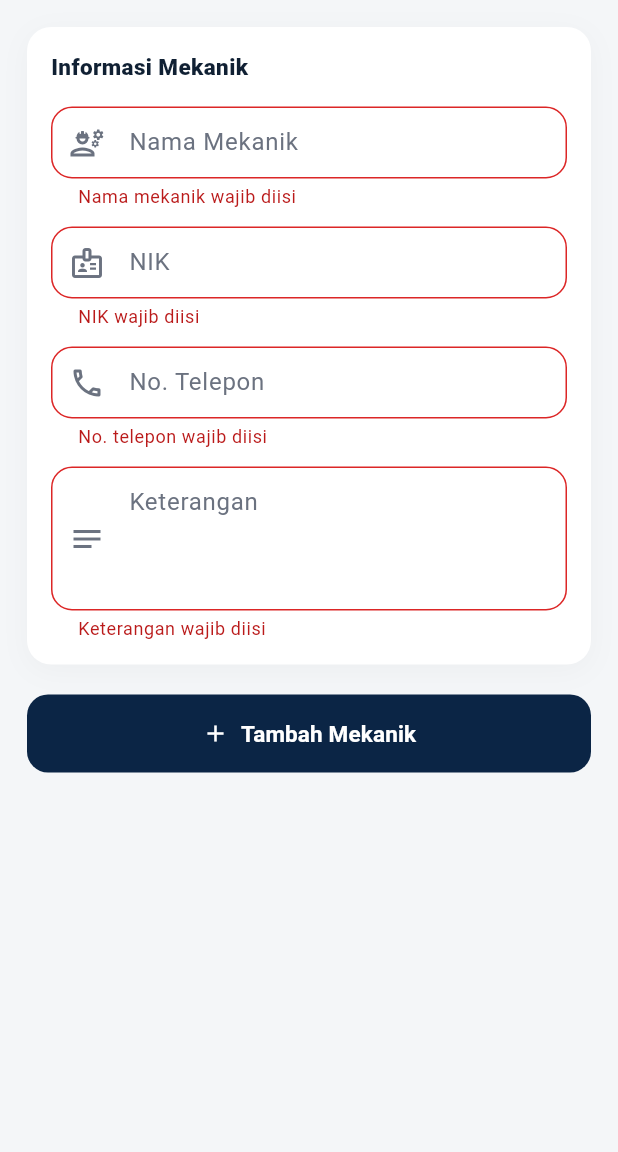
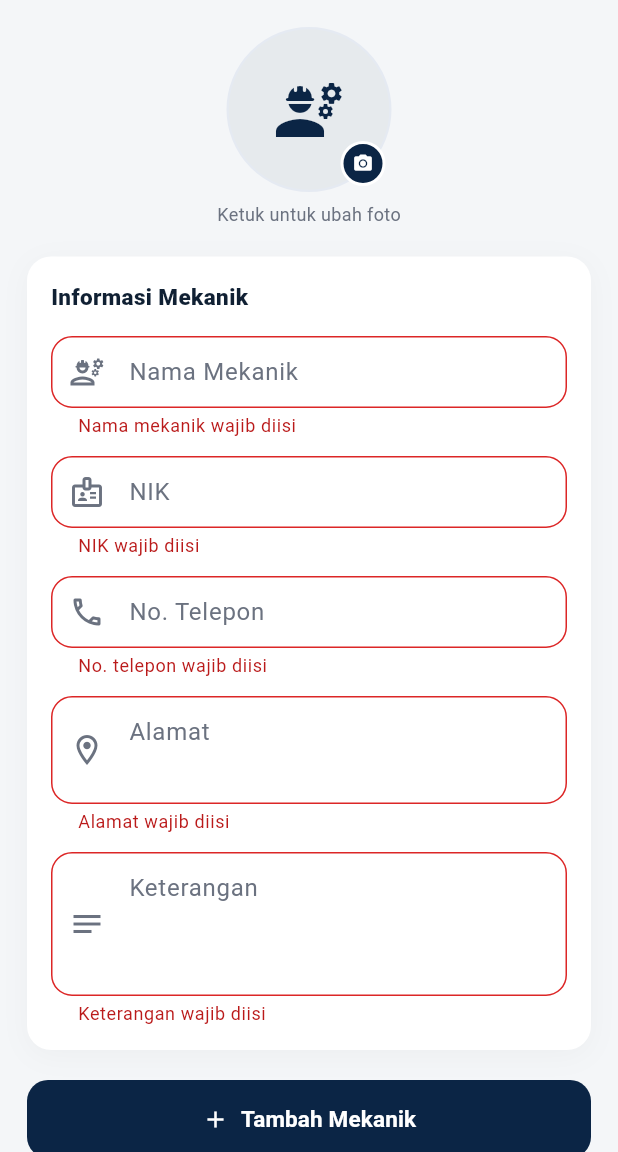
Before and after one commit to leovern123/bengkelku_app, a Flutter app: the MechanicFormScreen screen opened directly, after a tap on "Tambah Mekanik", on a phone screen of 412 x 824 dp, the part 84-1236 px from its top. Run offline on Flutter 3.47's test engine with Material 3 defaults, Android fonts, the phone set to English and light mode, and no system bars; our stand-ins replace dio, fl_chart, flutter_local_notifications, image_picker, pdf, printing and 1 more; accounts and stored records are empty.

Commit message:
feat(mechanic): add address and photo fields to mechanic model and form feat(mechanic): implement photo picker functionality in mechanic form feat(mechanic): display mechanic photo in list view feat(mechanic): update service methods to handle photo uploads feat(android): add camera and media permissions to AndroidManifest feat(dependencies): add image_picker package for photo handling

```diff
--- a/lib/models/mechanic_model.dart
+++ b/lib/models/mechanic_model.dart
@@ -3,7 +3,10 @@ class MechanicModel {
   final String mechanicName;
   final String? nik;
   final String? phoneNumber;
+  final String? address;
   final String? notes;
+  final String? photo;
+  final String? photoUrl;
   final String? updatedAt;
 
   MechanicModel({
@@ -11,7 +14,10 @@ class MechanicModel {
     required this.mechanicName,
     this.nik,
     this.phoneNumber,
+    this.address,
     this.notes,
+    this.photo,
+    this.photoUrl,
     this.updatedAt,
   });
 
@@ -20,7 +26,10 @@ class MechanicModel {
         mechanicName: json['mechanic_name']?.toString() ?? '',
         nik: json['nik']?.toString(),
         phoneNumber: json['phone_number']?.toString(),
+        address: json['address']?.toString(),
         notes: json['notes']?.toString(),
+        photo: json['photo']?.toString(),
+        photoUrl: json['photo_url']?.toString(),
         updatedAt: json['updated_at']?.toString(),
       );
 }
--- a/lib/screens/mechanic/mechanic_form_screen.dart
+++ b/lib/screens/mechanic/mechanic_form_screen.dart
@@ -1,5 +1,7 @@
+import 'dart:typed_data';
 import 'package:flutter/material.dart';
 import 'package:dio/dio.dart';
+import 'package:image_picker/image_picker.dart';
 import '../../models/mechanic_model.dart';
 import '../../services/mechanic_service.dart';
 import '../../utils/app_colors.dart';
@@ -18,7 +20,10 @@ class _MechanicFormScreenState extends State<MechanicFormScreen> {
   final _nameCtrl = TextEditingController();
   final _nikCtrl = TextEditingController();
   final _phoneCtrl = TextEditingController();
+  final _addressCtrl = TextEditingController();
   final _notesCtrl = TextEditingController();
+  XFile? _photo;
+  Uint8List? _photoBytes;
   bool _loading = false;
 
   bool get isEdit => widget.mechanic != null;
@@ -30,6 +35,7 @@ class _MechanicFormScreenState extends State<MechanicFormScreen> {
       _nameCtrl.text = widget.mechanic!.mechanicName;
       _nikCtrl.text = widget.mechanic!.nik ?? '';
       _phoneCtrl.text = widget.mechanic!.phoneNumber ?? '';
+      _addressCtrl.text = widget.mechanic!.address ?? '';
       _notesCtrl.text = widget.mechanic!.notes ?? '';
     }
   }
@@ -39,12 +45,75 @@ class _MechanicFormScreenState extends State<MechanicFormScreen> {
     _nameCtrl.dispose();
     _nikCtrl.dispose();
     _phoneCtrl.dispose();
+    _addressCtrl.dispose();
     _notesCtrl.dispose();
     super.dispose();
   }
 
+  Future<void> _pickPhoto(ImageSource source) async {
+    final picker = ImagePicker();
+    final picked = await picker.pickImage(source: source, imageQuality: 40, maxWidth: 200, maxHeight: 200);
+    if (picked != null && mounted) {
+      final bytes = await picked.readAsBytes();
+      setState(() {
+        _photo = picked;
+        _photoBytes = bytes;
+      });
+    }
+  }
+
+  void _showPhotoOptions() {
+    showModalBottomSheet(
+      context: context,
+      backgroundColor: Colors.white,
+      shape: const RoundedRectangleBorder(
+        borderRadius: BorderRadius.vertical(top: Radius.circular(20)),
+      ),
+      builder: (_) => SafeArea(
+        child: Column(
+          mainAxisSize: MainAxisSize.min,
+          children: [
+            const SizedBox(height: 12),
+            Container(
+              width: 40, height: 4,
+              decoration: BoxDecoration(color: AppColors.border, borderRadius: BorderRadius.circular(99)),
+            ),
+            const SizedBox(height: 16),
+            ListTile(
+              leading: const Icon(Icons.camera_alt_outlined, color: AppColors.primary),
+              title: const Text('Ambil Foto', style: TextStyle(fontWeight: FontWeight.w600)),
+              onTap: () {
+                Navigator.pop(context);
+                _pickPhoto(ImageSource.camera);
+              },
+            ),
+            ListTile(
+              leading: const Icon(Icons.photo_library_outlined, color: AppColors.primary),
+              title: const Text('Pilih dari Galeri', style: TextStyle(fontWeight: FontWeight.w600)),
+              onTap: () {
+                Navigator.pop(context);
+                _pickPhoto(ImageSource.gallery);
+              },
+            ),
+            if (_photo != null || (widget.mechanic?.photoUrl != null))
+              ListTile(
+                leading: const Icon(Icons.delete_outline, color: AppColors.red),
+                title: const Text('Hapus Foto', style: TextStyle(color: AppColors.red, fontWeight: FontWeight.w600)),
+                onTap: () {
+                  Navigator.pop(context);
+                  setState(() { _photo = null; _photoBytes = null; });
+                },
+              ),
+            const SizedBox(height: 8),
+          ],
+        ),
+      ),
+    );
+  }
+
   String _parseError(dynamic e) {
-    if (e is DioException && e.response != null) {
+    if (e is DioException) {
+      if (e.response != null) {
         final data = e.response!.data;
         if (data is Map) {
           final errors = data['errors'];
@@ -53,8 +122,11 @@ class _MechanicFormScreenState extends State<MechanicFormScreen> {
           }
           return data['message']?.toString() ?? 'Error ${e.response!.statusCode}';
         }
+        return 'Server error ${e.response!.statusCode}';
       }
-    return 'Gagal menyimpan data';
+      return 'Network error: ${e.message}';
+    }
+    return 'Error: $e';
   }
 
   Future<void> _submit() async {
@@ -66,13 +138,14 @@ class _MechanicFormScreenState extends State<MechanicFormScreen> {
         'mechanic_name': _nameCtrl.text.trim(),
         'nik': _nikCtrl.text.trim(),
         'phone_number': _phoneCtrl.text.trim(),
+        'address': _addressCtrl.text.trim(),
         'notes': _notesCtrl.text.trim(),
       };
 
       if (isEdit) {
-        await MechanicService.update(widget.mechanic!.mechanicId, data);
+        await MechanicService.update(widget.mechanic!.mechanicId, data, photo: _photo);
       } else {
-        await MechanicService.create(data);
+        await MechanicService.create(data, photo: _photo);
       }
 
       if (!mounted) return;
@@ -93,9 +166,11 @@ class _MechanicFormScreenState extends State<MechanicFormScreen> {
 
   @override
   Widget build(BuildContext context) {
+    final existingPhotoUrl = widget.mechanic?.photoUrl;
+    final hasPhoto = _photoBytes != null || existingPhotoUrl != null;
+
     return Scaffold(
-      appBar: AppBar(
-          title: Text(isEdit ? 'Update Mekanik' : 'Tambah Mekanik')),
+      appBar: AppBar(title: Text(isEdit ? 'Update Mekanik' : 'Tambah Mekanik')),
       body: SingleChildScrollView(
         padding: const EdgeInsets.all(18),
         child: Form(
@@ -103,6 +178,61 @@ class _MechanicFormScreenState extends State<MechanicFormScreen> {
           child: Column(
             crossAxisAlignment: CrossAxisAlignment.stretch,
             children: [
+              // Photo Picker
+              Center(
+                child: GestureDetector(
+                  onTap: _showPhotoOptions,
+                  child: Stack(
+                    children: [
+                      Container(
+                        width: 110,
+                        height: 110,
+                        decoration: BoxDecoration(
+                          shape: BoxShape.circle,
+                          color: AppColors.primary.withAlpha(15),
+                          border: Border.all(
+                            color: hasPhoto ? AppColors.primary : AppColors.border,
+                            width: hasPhoto ? 2.5 : 1.5,
+                          ),
+                        ),
+                        clipBehavior: Clip.antiAlias,
+                        child: _photoBytes != null
+                            ? Image.memory(_photoBytes!, fit: BoxFit.cover)
+                            : existingPhotoUrl != null
+                                ? Image.network(
+                                    existingPhotoUrl,
+                                    fit: BoxFit.cover,
+                                    errorBuilder: (_, __, ___) => const Icon(
+                                      Icons.engineering,
+                                      size: 48,
+                                      color: AppColors.primary,
+                                    ),
+                                  )
+                                : const Icon(Icons.engineering, size: 48, color: AppColors.primary),
+                      ),
+                      Positioned(
+                        bottom: 4,
+                        right: 4,
+                        child: Container(
+                          padding: const EdgeInsets.all(6),
+                          decoration: BoxDecoration(
+                            color: AppColors.primary,
+                            shape: BoxShape.circle,
+                            border: Border.all(color: Colors.white, width: 2),
+                          ),
+                          child: const Icon(Icons.camera_alt, size: 14, color: Colors.white),
+                        ),
+                      ),
+                    ],
+                  ),
+                ),
+              ),
+              const SizedBox(height: 6),
+              const Center(
+                child: Text('Ketuk untuk ubah foto', style: TextStyle(fontSize: 12, color: AppColors.textMuted)),
+              ),
+              const SizedBox(height: 20),
+
               AppCard(
                 padding: const EdgeInsets.all(16),
                 child: Column(
@@ -118,8 +248,7 @@ class _MechanicFormScreenState extends State<MechanicFormScreen> {
                       controller: _nameCtrl,
                       decoration: const InputDecoration(
                         labelText: 'Nama Mekanik',
-                        prefixIcon: Icon(Icons.engineering_outlined,
-                            color: AppColors.textMuted),
+                        prefixIcon: Icon(Icons.engineering_outlined, color: AppColors.textMuted),
                       ),
                       validator: (v) => v == null || v.trim().isEmpty
                           ? 'Nama mekanik wajib diisi'
@@ -131,8 +260,7 @@ class _MechanicFormScreenState extends State<MechanicFormScreen> {
                       keyboardType: TextInputType.number,
                       decoration: const InputDecoration(
                         labelText: 'NIK',
-                        prefixIcon: Icon(Icons.badge_outlined,
-                            color: AppColors.textMuted),
+                        prefixIcon: Icon(Icons.badge_outlined, color: AppColors.textMuted),
                       ),
                       validator: (v) => v == null || v.trim().isEmpty
                           ? 'NIK wajib diisi'
@@ -144,11 +272,23 @@ class _MechanicFormScreenState extends State<MechanicFormScreen> {
                       keyboardType: TextInputType.phone,
                       decoration: const InputDecoration(
                         labelText: 'No. Telepon',
-                        prefixIcon: Icon(Icons.phone_outlined,
-                            color: AppColors.textMuted),
+                        prefixIcon: Icon(Icons.phone_outlined, color: AppColors.textMuted),
                       ),
                       validator: (v) => v == null || v.trim().isEmpty
                           ? 'No. telepon wajib diisi'
+                          : null,
+                    ),
+                    const SizedBox(height: 12),
+                    TextFormField(
+                      controller: _addressCtrl,
+                      maxLines: 2,
+                      decoration: const InputDecoration(
+                        labelText: 'Alamat',
+                        prefixIcon: Icon(Icons.location_on_outlined, color: AppColors.textMuted),
+                        alignLabelWithHint: true,
+                      ),
+                      validator: (v) => v == null || v.trim().isEmpty
+                          ? 'Alamat wajib diisi'
                           : null,
                     ),
                     const SizedBox(height: 12),
@@ -157,8 +297,7 @@ class _MechanicFormScreenState extends State<MechanicFormScreen> {
                       maxLines: 3,
                       decoration: const InputDecoration(
                         labelText: 'Keterangan',
-                        prefixIcon: Icon(Icons.notes_outlined,
-                            color: AppColors.textMuted),
+                        prefixIcon: Icon(Icons.notes_outlined, color: AppColors.textMuted),
                         alignLabelWithHint: true,
                       ),
                       validator: (v) => v == null || v.trim().isEmpty
--- a/pubspec.yaml
+++ b/pubspec.yaml
@@ -18,6 +18,7 @@ dependencies:
   pdf: ^3.10.8
   printing: ^5.13.1
   flutter_local_notifications: ^18.0.0
+  image_picker: ^1.1.2
 
 dev_dependencies:
   flutter_test:
```
Also changed, not shown: lib/screens/mechanic/mechanic_list_screen.dart (+28 -12 lines), lib/services/mechanic_service.dart (+21 -4 lines), pubspec.lock, 6 other files. Lines whose indentation alone changed are shown as unchanged.
